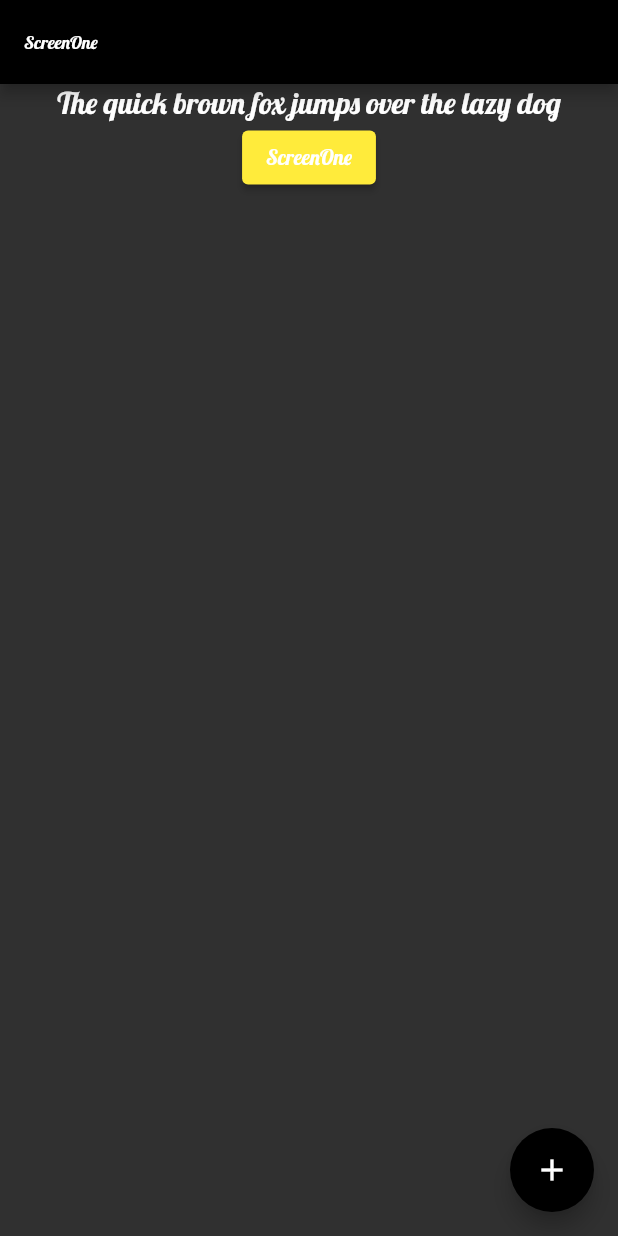
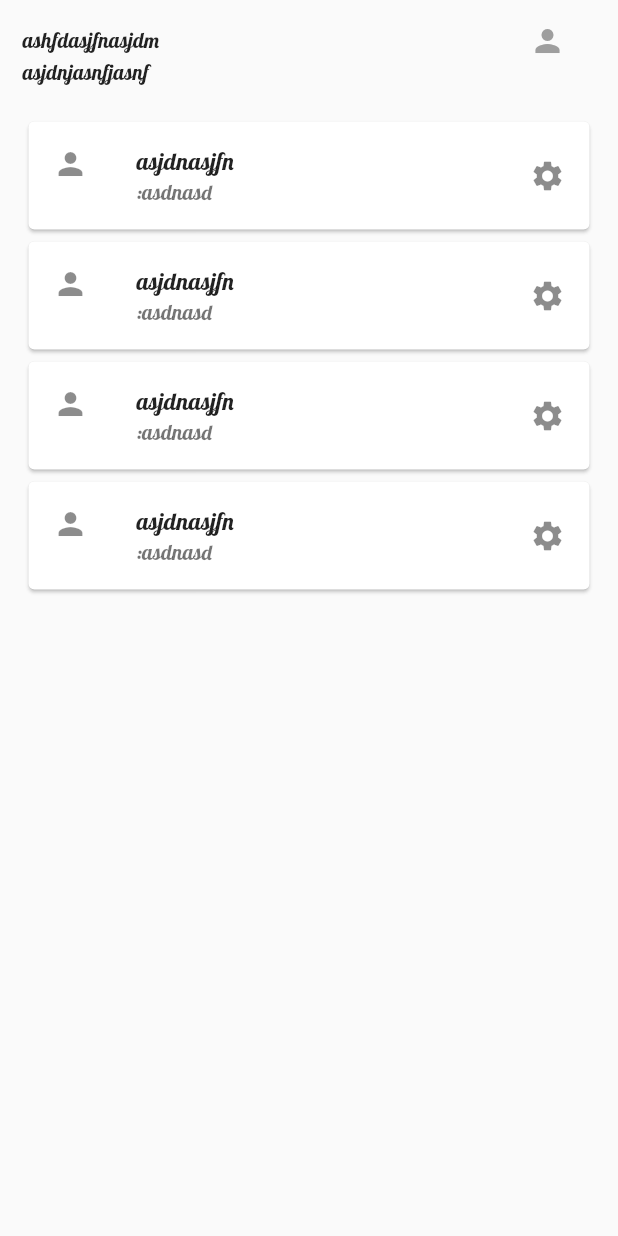
Before and after one commit to jpmehedi/ict-flutter-batch-5, a Flutter app: the screen it shows after launch, on a phone screen of 412 x 824 dp. Run offline on Flutter 3.47's test engine with Material 2 defaults, Android fonts, the phone set to English and light mode, and no system bars.

Commit message:
Account screen

```diff
--- /dev/null
+++ b/lib/account.dart
@@ -0,0 +1,66 @@
+import 'package:flutter/material.dart';
+
+class AccountScreen extends StatelessWidget {
+  static final String path = "AccountScreen";
+  const AccountScreen({ Key? key }) : super(key: key);
+
+  @override
+  Widget build(BuildContext context) {
+    return Scaffold(
+      body: Padding(
+        padding: const EdgeInsets.all(15.0),
+        child: Column(
+          crossAxisAlignment: CrossAxisAlignment.start,
+          children: [
+            Row(
+              mainAxisAlignment: MainAxisAlignment.spaceBetween,
+              children: [
+                Text("ashfdasjfnasjdm"),
+                Padding(
+                  padding: const EdgeInsets.only(right: 20),
+                  child: Icon(Icons.person),
+                )
+              ],
+            ),
+            Padding(
+              padding: const EdgeInsets.only(left:0, bottom: 20 ),
+              child: Text("asjdnjasnfjasnf"),
+            ),
+            Card(
+              child: ListTile(
+                leading: Icon(Icons.person),
+                title: Text("asjdnasjfn"),
+                subtitle: Text(":asdnasd"),
+                trailing: Icon(Icons.settings),
+              ),
+            ),
+            Card(
+              child: ListTile(
+                leading: Icon(Icons.person),
+                title: Text("asjdnasjfn"),
+                subtitle: Text(":asdnasd"),
+                trailing: Icon(Icons.settings),
+              ),
+            ),
+            Card(
+              child: ListTile(
+                leading: Icon(Icons.person),
+                title: Text("asjdnasjfn"),
+                subtitle: Text(":asdnasd"),
+                trailing: Icon(Icons.settings),
+              ),
+            ),
+             Card(
+              child: ListTile(
+                leading: Icon(Icons.person),
+                title: Text("asjdnasjfn"),
+                subtitle: Text(":asdnasd"),
+                trailing: Icon(Icons.settings),
+              ),
+            )
+          ],
+        ),
+      ),
+    );
+  }
+}
--- a/lib/main.dart
+++ b/lib/main.dart
@@ -1,4 +1,5 @@
 import 'package:flutter/material.dart';
+import 'package:test_project/account.dart';
 import 'package:test_project/screen_one.dart';
 import 'package:test_project/screen_three.dart';
 import 'package:test_project/screen_two.dart';
@@ -8,7 +9,7 @@ void main() {
     MaterialApp(
       debugShowCheckedModeBanner: false,
       title: "Demo Project",
-      initialRoute: ScreenOne.path,
+      initialRoute: AccountScreen.path,
       theme: ThemeData(
         primaryColor: Colors.orange,
         fontFamily: "Lobster",
@@ -53,10 +54,11 @@ void main() {
         buttonColor: Colors.yellow
       ),
 
-      themeMode: ThemeMode.dark,
+      themeMode: ThemeMode.light,
 
 
       routes: {
+        AccountScreen.path :(context)=> AccountScreen(),
         ScreenOne.path :(context)=> ScreenOne(),
         ScreenTwo.path :(context)=> ScreenTwo(),
         ScreenThree.path :(context)=> ScreenThree(),
```
